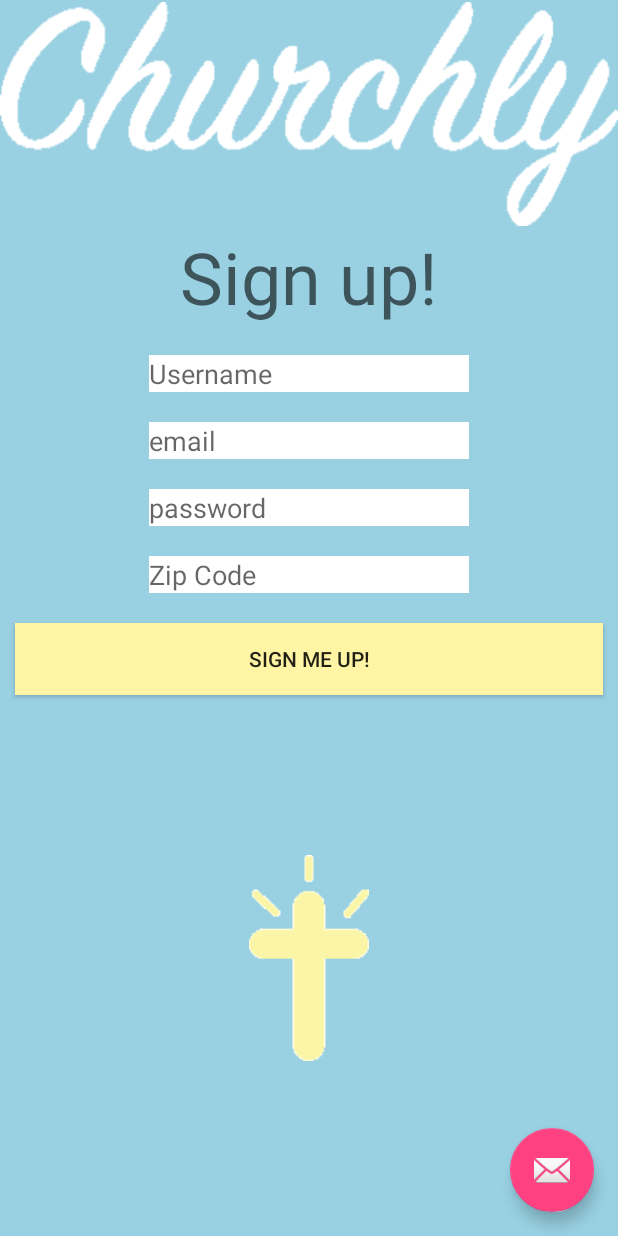
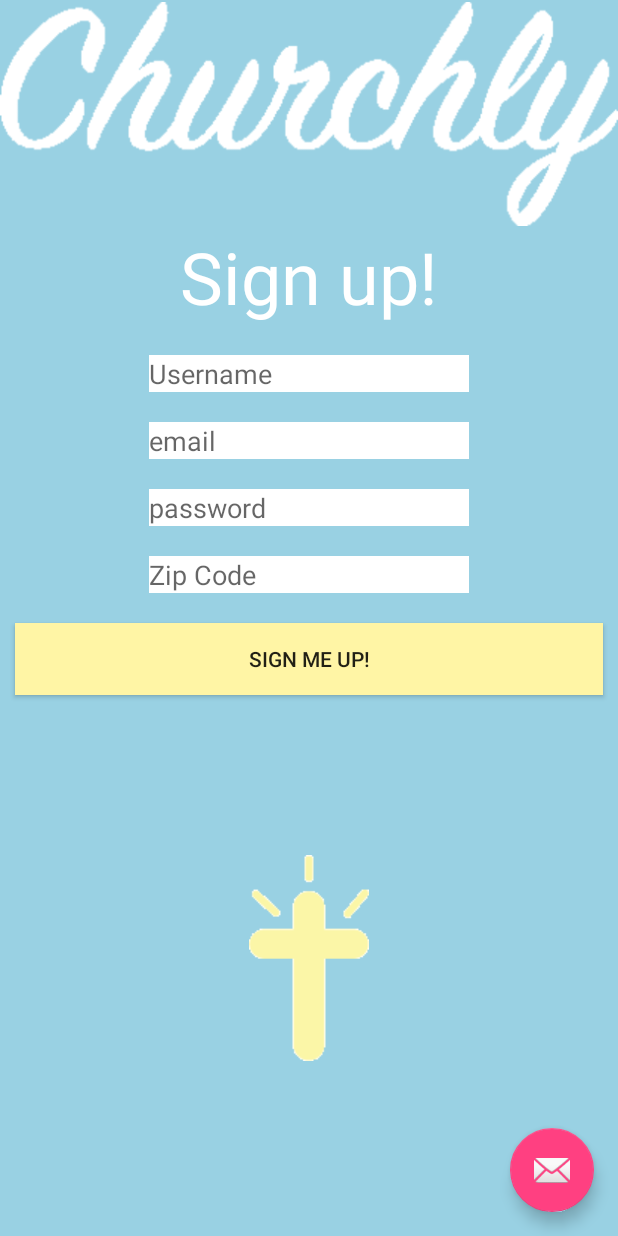
Before and after one commit to tessachi33/Churchly, an Android app: the SignupActivity2 screen opened directly, with no data from a screen before it, on a phone screen of 412 x 824 dp. Run offline under Robolectric (Android 15) with nearby library versions, the phone set to English and light mode, and no system bars; our stand-ins replace ButterKnife; libraries missing offline, so code that uses them is left out: com.parse.

Commit message:
Add fluidity with text

```diff
--- a/app/src/main/res/layout/content_signup2.xml
+++ b/app/src/main/res/layout/content_signup2.xml
@@ -96,7 +96,7 @@
         android:id="@+id/textLog"
         android:textSize="@android:dimen/app_icon_size"
         android:layout_below="@+id/churchly_text"
-        android:layout_centerHorizontal="true" />
+        android:layout_centerHorizontal="true" android:textColor="@android:color/white"/>
 
 
 </RelativeLayout>
```
